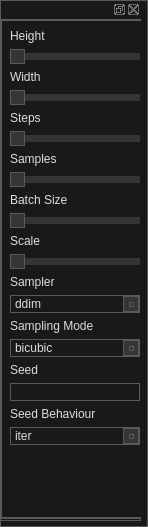
Before: the Qt Designer form frontend/ui_widgets/txt2img_params.ui in XmYx/ainodes, drawn with Qt 5.
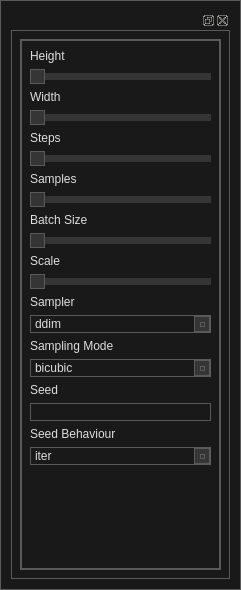
After: the same form once the commit is applied.

What changed in the file:
```diff
--- a/frontend/ui_widgets/txt2img_params.ui
+++ b/frontend/ui_widgets/txt2img_params.ui
@@ -6,8 +6,8 @@
    <rect>
     <x>0</x>
     <y>0</y>
-    <width>148</width>
-    <height>527</height>
+    <width>218</width>
+    <height>590</height>
    </rect>
   </property>
   <property name="windowTitle">
@@ -296,28 +296,16 @@
 	background: #353535;
 }</string>
   </property>
+  <layout class="QHBoxLayout" name="horizontalLayout">
+   <item>
   <widget class="QDockWidget" name="dockWidget">
-   <property name="geometry">
-    <rect>
-     <x>0</x>
-     <y>0</y>
-     <width>141</width>
-     <height>521</height>
-    </rect>
-   </property>
    <widget class="QWidget" name="dockWidgetContents">
+      <layout class="QVBoxLayout" name="verticalLayout">
+       <item>
     <widget class="QStackedWidget" name="stackedWidget">
-     <property name="geometry">
-      <rect>
-       <x>0</x>
-       <y>0</y>
-       <width>150</width>
-       <height>500</height>
-      </rect>
-     </property>
      <property name="maximumSize">
       <size>
-       <width>150</width>
+           <width>16777215</width>
        <height>16777215</height>
       </size>
      </property>
@@ -1275,8 +1263,12 @@
       </layout>
      </widget>
     </widget>
-   </widget>
-  </widget>
+       </item>
+      </layout>
+     </widget>
+    </widget>
+   </item>
+  </layout>
  </widget>
  <resources/>
  <connections/>
```
Lines whose indentation alone changed are shown as unchanged.
